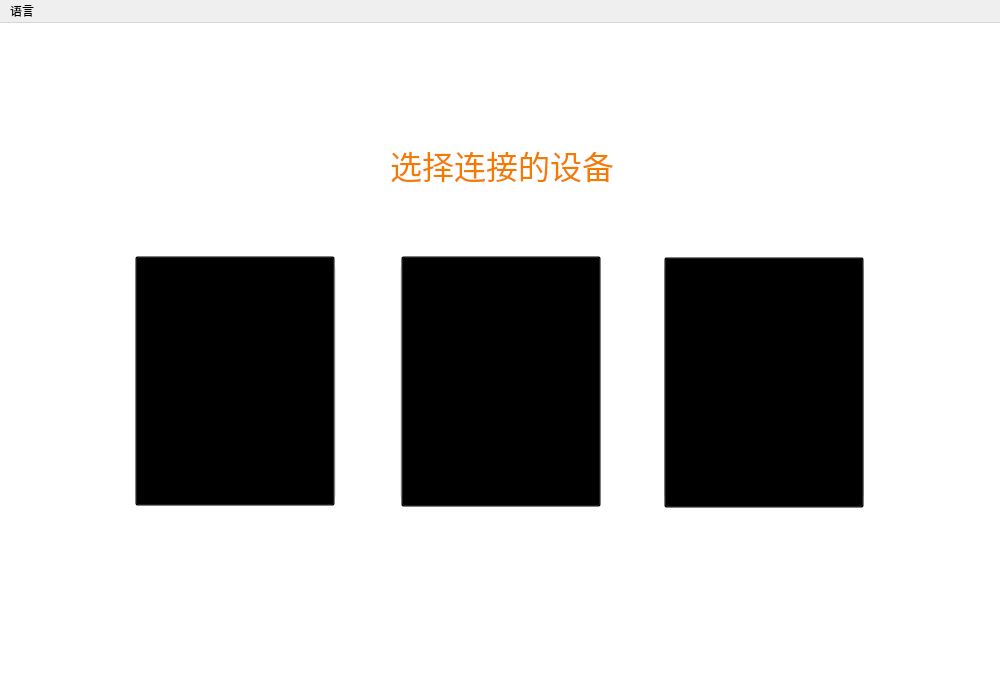
Before: the Qt Designer form ui/main_meun.ui in xxxy-bit/SRNE_UP, drawn with Qt 5.
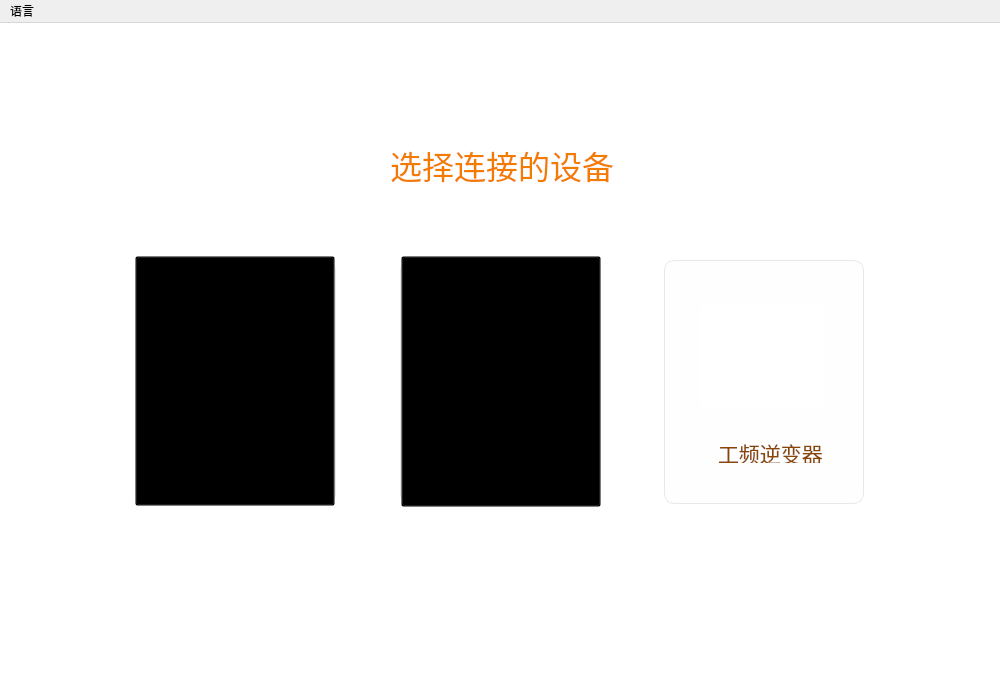
After: the same form once the commit is applied. Icons and pictures are not drawn.

Diff of the .ui file:
```diff
--- a/ui/main_meun.ui
+++ b/ui/main_meun.ui
@@ -311,9 +311,9 @@
    <widget class="QLabel" name="inverter_text">
     <property name="geometry">
      <rect>
-      <x>736</x>
+      <x>718</x>
       <y>419</y>
-      <width>91</width>
+      <width>111</width>
       <height>21</height>
      </rect>
     </property>
@@ -324,9 +324,10 @@
 font-family: &quot;微软雅黑&quot;;</string>
     </property>
     <property name="text">
-     <string>逆变器</string>
+     <string>工频逆变器</string>
     </property>
    </widget>
+   <zorder>InverterButton</zorder>
    <zorder>listView</zorder>
    <zorder>listView_2</zorder>
    <zorder>label</zorder>
@@ -340,7 +341,6 @@
    <zorder>listView_8</zorder>
    <zorder>inverter_text</zorder>
    <zorder>bmsButton</zorder>
-   <zorder>InverterButton</zorder>
    <zorder>acchargeButton</zorder>
   </widget>
   <widget class="QMenuBar" name="menubar">
```
